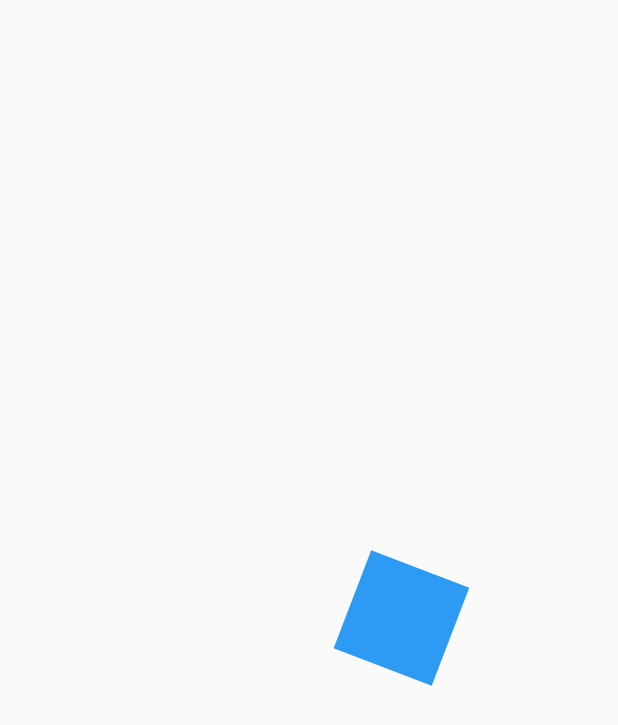
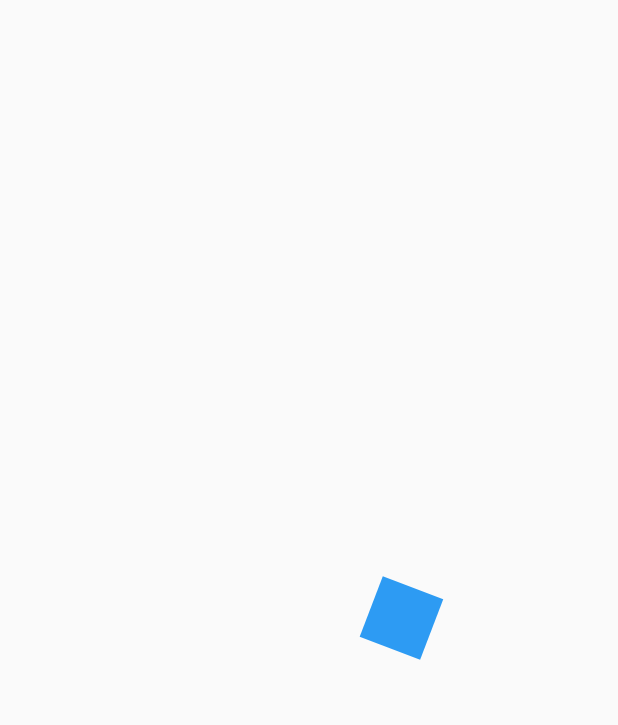
Before and after one commit to chicho69-cesar/designs-flutter-course, a Flutter app: the first screen one second after launch, on a phone screen of 412 x 824 dp. Shown: the top 725 px of the screen. Run offline on Flutter 3.47's test engine with Material 2 defaults, Android fonts, the phone set to English and light mode, and no system bars.

Commit message:
Scale animation added

```diff
--- a/lib/src/pages/animations_page.dart
+++ b/lib/src/pages/animations_page.dart
@@ -30,6 +30,7 @@ class _AnimatedSquareState extends State<AnimatedSquare> with SingleTickerProvid
   late Animation<double> rotation;
   late Animation<double> opacity;
   late Animation<double> moveRight;
+  late Animation<double> zoom;
 
   @override
   void initState() {
@@ -41,40 +42,34 @@ class _AnimatedSquareState extends State<AnimatedSquare> with SingleTickerProvid
 
     /* Creamos la animacion */
     rotation = Tween(
-      begin: 0.0,
-      end: 2.0 * math.pi
+      begin: 0.0, end: 2.0 * math.pi
     ).animate(
-      CurvedAnimation(
-        parent: controller,
-        curve: Curves.easeOut
-      )
+      CurvedAnimation(parent: controller, curve: Curves.easeOut)
     );
 
     /* Creamos la animacion de opacidad */
     opacity = Tween(
-      begin: 0.1,
-      end: 1.0
+      begin: 0.1, end: 1.0
     ).animate(
       CurvedAnimation(
         parent: controller,
         /* El Interval es un tipo de Curve especial, que nos permite modificar el tiempo
         que dura una animacion en porcentaje del tiempo de la animacion, esto con el fin de que si tenemos varias animaciones
         estas puedan tener diferentes tiempos cada una */
-        curve: const Interval(
-          0, 0.25,
-          curve: Curves.easeOut
-        )
+        curve: const Interval(0, 0.25, curve: Curves.easeOut)
       )
     );
 
     moveRight = Tween(
-      begin: 0.0,
-      end: 200.0
+      begin: 0.0, end: 200.0
     ).animate(
-      CurvedAnimation(
-        parent: controller,
-        curve: Curves.easeOut
-      )
+      CurvedAnimation(parent: controller, curve: Curves.easeOut)
+    );
+
+    zoom = Tween(
+      begin: 0.0, end: 2.0
+    ).animate(
+      CurvedAnimation(parent: controller, curve: Curves.easeOut)
     );
 
     /* Con el event listener lo que hacemos es tener control del flujo de la animacion
@@ -109,13 +104,16 @@ class _AnimatedSquareState extends State<AnimatedSquare> with SingleTickerProvid
       animation: controller,
       child: const _Rectangle(),
       builder: (BuildContext context, Widget? childRectangle) {
-        return Transform.translate(
+        return Transform.translate( // widget para hacer movimientos en la animacion
           offset: Offset(moveRight.value, 0),
           child: Transform.rotate( // widget para hacer rotaciones en la animacion
             angle: rotation.value,
             child: Opacity(
               opacity: opacity.value,
-              child: childRectangle,
+              child: Transform.scale( // widget para hacer escalaciones en la animacion
+                scale: zoom.value,
+                child: childRectangle
+              ),
             ),
           ),
         );
```
